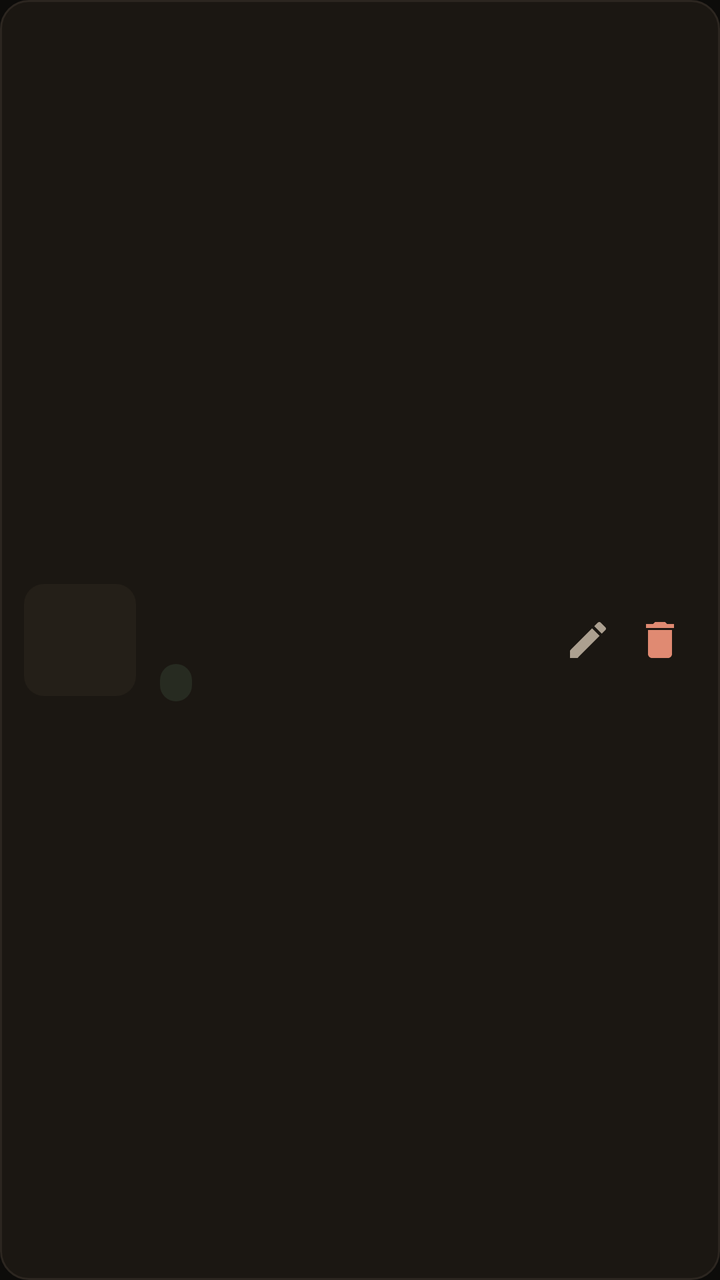
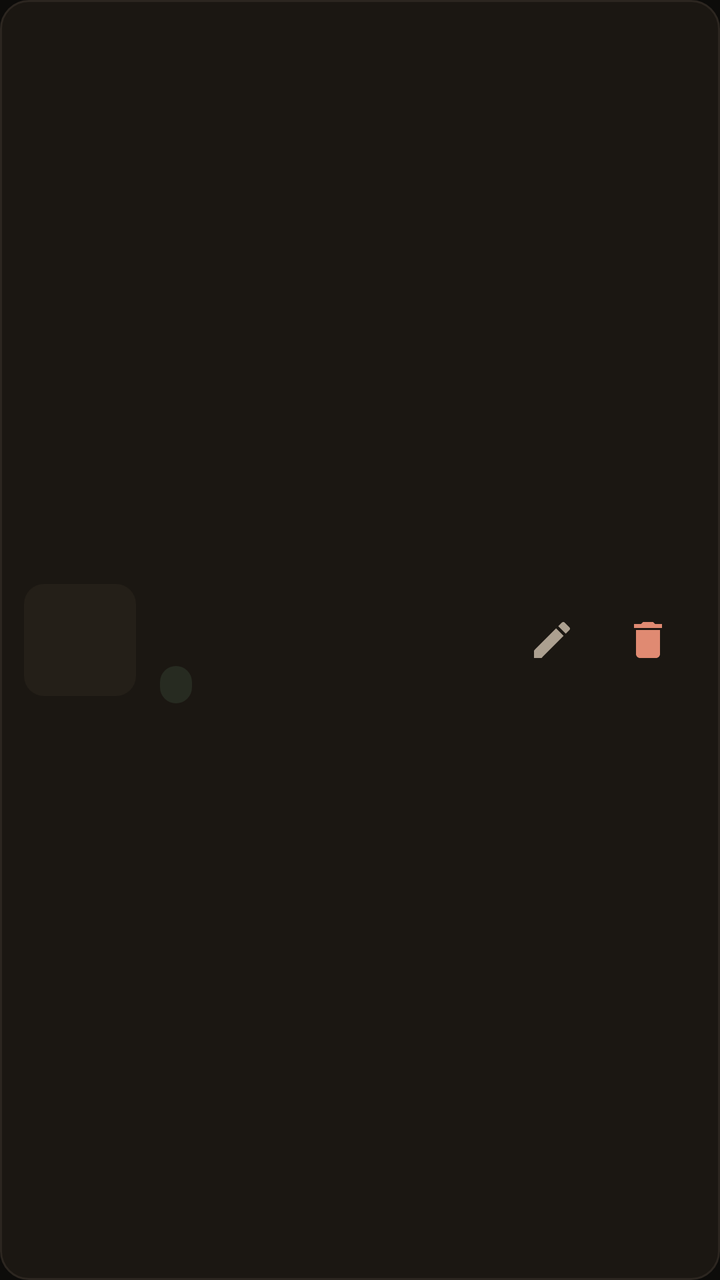

An Android layout rendered at two revisions. The XML below is the earlier revision; the diff shows what the commit changed to produce the second picture.
<!-- AndroidManifest.xml: application theme Theme.RFragancias -->
<!-- res/layout/item_perfume_admin.xml -->
<?xml version="1.0" encoding="utf-8"?>
<LinearLayout xmlns:android="http://schemas.android.com/apk/res/android"
    xmlns:app="http://schemas.android.com/apk/res-auto"
    android:layout_width="match_parent"
    android:layout_height="wrap_content"
    android:layout_marginHorizontal="16dp"
    android:layout_marginBottom="10dp"
    android:orientation="horizontal"
    android:gravity="center_vertical"
    android:background="@drawable/bg_card"
    android:padding="12dp"
    android:clickable="true"
    android:focusable="true"
    android:foreground="?attr/selectableItemBackground">

    <ImageView
        android:id="@+id/img_item"
        android:layout_width="56dp"
        android:layout_height="56dp"
        android:background="@drawable/bg_card_flat"
        android:scaleType="fitCenter" />

    <LinearLayout
        android:layout_width="0dp"
        android:layout_height="wrap_content"
        android:layout_weight="1"
        android:layout_marginStart="12dp"
        android:orientation="vertical">

        <TextView
            android:id="@+id/texto_nombre"
            android:layout_width="match_parent"
            android:layout_height="wrap_content"
            android:textColor="@color/text_primary"
            android:textSize="15sp"
            android:maxLines="1"
            android:ellipsize="end" />

        <TextView
            android:id="@+id/texto_subtitulo"
            android:layout_width="match_parent"
            android:layout_height="wrap_content"
            android:textColor="@color/text_muted"
            android:textSize="12sp"
            android:maxLines="1"
            android:ellipsize="end" />

        <TextView
            android:id="@+id/texto_badge"
            android:layout_width="wrap_content"
            android:layout_height="wrap_content"
            android:layout_marginTop="6dp"
            android:background="@drawable/bg_badge_success"
            android:paddingHorizontal="8dp"
            android:paddingVertical="2dp"
            android:textColor="@color/text_primary"
            android:textSize="11sp" />
    </LinearLayout>

    <ImageButton
        android:id="@+id/btn_editar"
        android:layout_width="36dp"
        android:layout_height="36dp"
        android:background="?attr/selectableItemBackgroundBorderless"
        android:src="@drawable/ic_edit"
        app:tint="@color/text_muted" />

    <ImageButton
        android:id="@+id/btn_eliminar"
        android:layout_width="36dp"
        android:layout_height="36dp"
        android:background="?attr/selectableItemBackgroundBorderless"
        android:src="@drawable/ic_delete"
        app:tint="@color/danger" />

</LinearLayout>
<!-- resources referenced by this layout -->
<resources>
  <color name="danger">#E08A72</color>
  <color name="text_muted">#ACA090</color>
  <color name="text_primary">#F4EEE2</color>
  <!-- drawable bg_badge_success (drawable) -->
  <shape xmlns:android="http://schemas.android.com/apk/res/android" android:shape="rectangle">
      <corners android:radius="8dp"/>
      <solid android:color="@color/success_bg"/>
  </shape>
  <!-- drawable bg_card (drawable) -->
  <shape xmlns:android="http://schemas.android.com/apk/res/android" android:shape="rectangle">
      <corners android:radius="14dp"/>
      <solid android:color="@color/surface"/>
      <stroke android:width="1dp" android:color="@color/border"/>
  </shape>
  <!-- drawable bg_card_flat (drawable) -->
  <shape xmlns:android="http://schemas.android.com/apk/res/android" android:shape="rectangle">
      <corners android:radius="10dp"/>
      <solid android:color="@color/surface_light"/>
  </shape>
  <!-- drawable ic_delete (drawable) -->
  <vector xmlns:android="http://schemas.android.com/apk/res/android"
      android:width="24dp" android:height="24dp" android:viewportWidth="24" android:viewportHeight="24">
      <path android:fillColor="#F4EEE2" android:pathData="M6,19c0,1.1 0.9,2 2,2h8c1.1,0 2,-0.9 2,-2V7H6v12zM19,4h-3.5l-1,-1h-5l-1,1H5v2h14V4z"/>
  </vector>
  <style name="Theme.RFragancias" parent="Theme.MaterialComponents.DayNight.NoActionBar">
          <item name="colorPrimary">@color/primary</item>
          <item name="colorPrimaryDark">@color/bg</item>
          <item name="colorAccent">@color/primary</item>
          <item name="colorSurface">@color/surface</item>
          <item name="colorOnSurface">@color/text_primary</item>
          <item name="colorOnPrimary">@color/bg</item>
          <item name="android:windowBackground">@color/bg</item>
          <item name="android:statusBarColor">@color/bg</item>
          <item name="android:navigationBarColor">@color/bg</item>
          <item name="android:windowLightStatusBar" tools:targetApi="m">false</item>
          <item name="android:textColorPrimary">@color/text_primary</item>
          <item name="android:textColorSecondary">@color/text_muted</item>
          <item name="materialButtonStyle">@style/Widget.RFragancias.Button</item>
          <item name="editTextStyle">@style/Widget.RFragancias.EditText</item>
          <item name="textInputStyle">@style/Widget.RFragancias.TextInputLayout</item>
      </style>
  <color name="success_bg">#1F7FBE8A</color>
  <color name="surface">#1B1712</color>
  <color name="border">#2C2620</color>
  <color name="surface_light">#241F18</color>
  <color name="primary">#DE9B45</color>
  <color name="bg">#0D0C0A</color>
  <style name="Widget.RFragancias.EditText" parent="Widget.AppCompat.EditText">
          <item name="android:textColor">@color/text_primary</item>
          <item name="android:textColorHint">@color/text_muted</item>
      </style>
  <style name="Widget.RFragancias.TextInputLayout" parent="Widget.MaterialComponents.TextInputLayout.OutlinedBox">
          <item name="boxStrokeColor">@color/border</item>
          <item name="hintTextColor">@color/primary</item>
          <item name="android:textColorHint">@color/text_muted</item>
          <item name="boxCornerRadiusTopStart">10dp</item>
          <item name="boxCornerRadiusTopEnd">10dp</item>
          <item name="boxCornerRadiusBottomStart">10dp</item>
          <item name="boxCornerRadiusBottomEnd">10dp</item>
      </style>
  <!-- unchanged entries left out for length: 2 -->
</resources>

<!-- the commit's change to res/layout/item_perfume_admin.xml (unified diff, before → after) -->
@@ -4,7 +4,7 @@
     android:layout_width="match_parent"
     android:layout_height="wrap_content"
     android:layout_marginHorizontal="16dp"
-    android:layout_marginBottom="10dp"
+    android:layout_marginBottom="8dp"
     android:orientation="horizontal"
     android:gravity="center_vertical"
     android:background="@drawable/bg_card"
@@ -18,7 +18,9 @@
         android:layout_width="56dp"
         android:layout_height="56dp"
         android:background="@drawable/bg_card_flat"
-        android:scaleType="fitCenter" />
+        android:scaleType="fitCenter"
+        android:contentDescription="@null"
+        android:importantForAccessibility="no" />
 
     <LinearLayout
         android:layout_width="0dp"
@@ -49,7 +51,7 @@
             android:id="@+id/texto_badge"
             android:layout_width="wrap_content"
             android:layout_height="wrap_content"
-            android:layout_marginTop="6dp"
+            android:layout_marginTop="8dp"
             android:background="@drawable/bg_badge_success"
             android:paddingHorizontal="8dp"
             android:paddingVertical="2dp"
@@ -59,18 +61,24 @@
 
     <ImageButton
         android:id="@+id/btn_editar"
-        android:layout_width="36dp"
-        android:layout_height="36dp"
+        android:layout_width="48dp"
+        android:layout_height="48dp"
+        android:padding="12dp"
+        android:scaleType="centerInside"
         android:background="?attr/selectableItemBackgroundBorderless"
         android:src="@drawable/ic_edit"
+        android:contentDescription="@string/cd_editar_perfume"
         app:tint="@color/text_muted" />
 
     <ImageButton
         android:id="@+id/btn_eliminar"
-        android:layout_width="36dp"
-        android:layout_height="36dp"
+        android:layout_width="48dp"
+        android:layout_height="48dp"
+        android:padding="12dp"
+        android:scaleType="centerInside"
         android:background="?attr/selectableItemBackgroundBorderless"
         android:src="@drawable/ic_delete"
+        android:contentDescription="@string/cd_eliminar_perfume"
         app:tint="@color/danger" />
 
 </LinearLayout>
<!-- resource entries referenced after the edit -->
@@ -24,6 +24,8 @@
       android:width="24dp" android:height="24dp" android:viewportWidth="24" android:viewportHeight="24">
       <path android:fillColor="#F4EEE2" android:pathData="M6,19c0,1.1 0.9,2 2,2h8c1.1,0 2,-0.9 2,-2V7H6v12zM19,4h-3.5l-1,-1h-5l-1,1H5v2h14V4z"/>
   </vector>
+  <string name="cd_editar_perfume">Editar perfume</string>
+  <string name="cd_eliminar_perfume">Eliminar perfume</string>
   <style name="Theme.RFragancias" parent="Theme.MaterialComponents.DayNight.NoActionBar">
           <item name="colorPrimary">@color/primary</item>
           <item name="colorPrimaryDark">@color/bg</item>
@@ -31,6 +33,8 @@
           <item name="colorSurface">@color/surface</item>
           <item name="colorOnSurface">@color/text_primary</item>
           <item name="colorOnPrimary">@color/bg</item>
+          <item name="colorError">@color/error</item>
+          <item name="colorOnError">@color/bg</item>
           <item name="android:windowBackground">@color/bg</item>
           <item name="android:statusBarColor">@color/bg</item>
           <item name="android:navigationBarColor">@color/bg</item>
@@ -47,12 +51,16 @@
   <color name="surface_light">#241F18</color>
   <color name="primary">#DE9B45</color>
   <color name="bg">#0D0C0A</color>
+  <color name="error">#E08A72</color>
   <style name="Widget.RFragancias.EditText" parent="Widget.AppCompat.EditText">
           <item name="android:textColor">@color/text_primary</item>
           <item name="android:textColorHint">@color/text_muted</item>
       </style>
   <style name="Widget.RFragancias.TextInputLayout" parent="Widget.MaterialComponents.TextInputLayout.OutlinedBox">
-          <item name="boxStrokeColor">@color/border</item>
+          <item name="boxStrokeColor">@color/input_stroke</item>
+          <item name="boxStrokeErrorColor">@color/error</item>
+          <item name="errorTextColor">@color/error</item>
+          <item name="errorIconTint">@color/error</item>
           <item name="hintTextColor">@color/primary</item>
           <item name="android:textColorHint">@color/text_muted</item>
           <item name="boxCornerRadiusTopStart">10dp</item>
